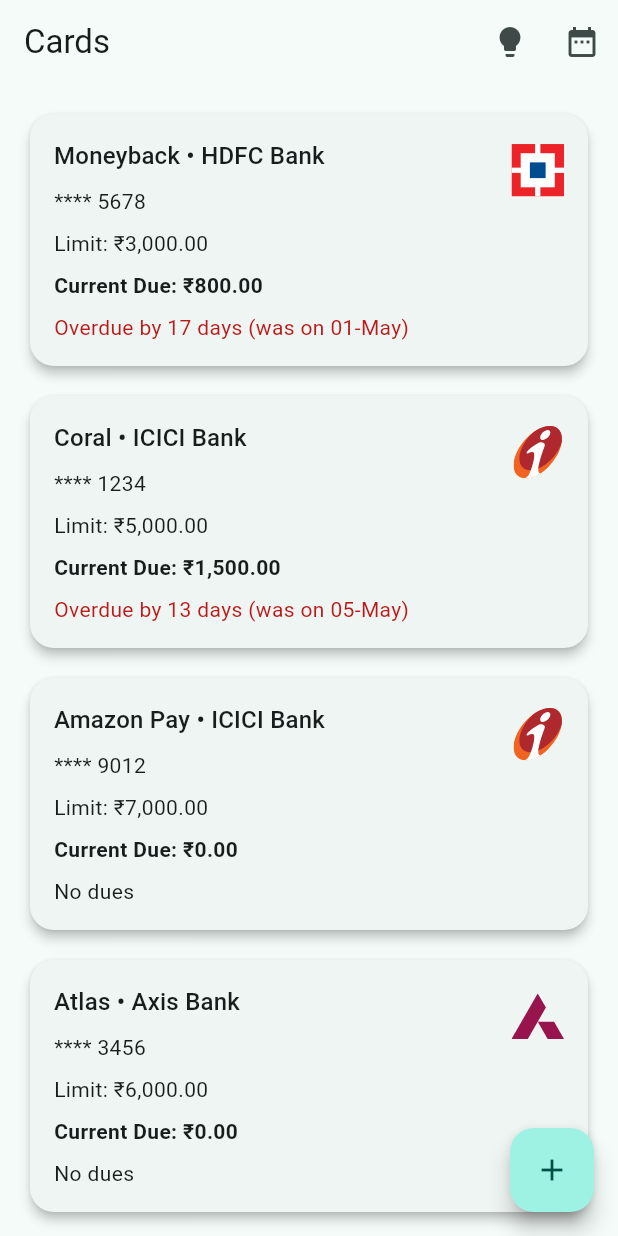
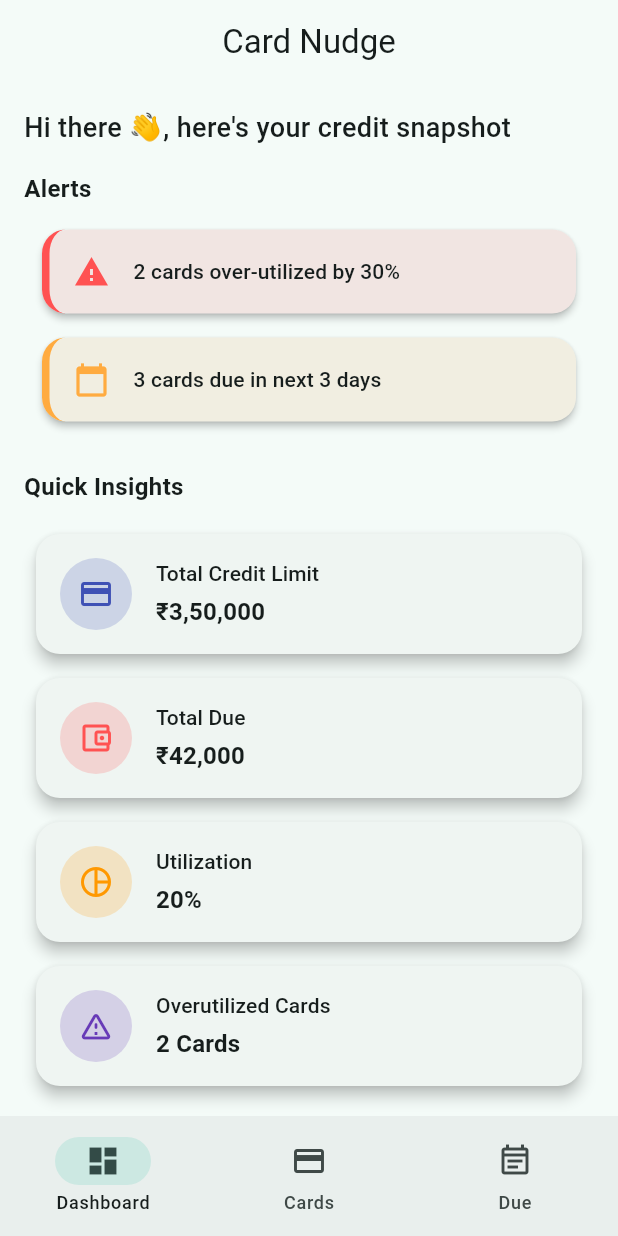
Before and after one commit to ASHWINI-GUPTA/Card-Nudge, a Flutter app: the screen it shows after launch, on a phone screen of 412 x 824 dp. Run offline on Flutter 3.47's test engine with Material 3 defaults, Android fonts, the phone set to English and light mode, and no system bars; our stand-ins replace fl_chart, flutter_local_notifications, flutter_riverpod, flutter_svg, go_router, hive and 3 more; accounts and stored records are empty.

Commit message:
✨ Implement navigation and dashboard features
- Added GoRouter for navigation between Home, Card List, and Upcoming Due screens.
- Created DashboardScreen with alerts and insights on credit cards.
- Introduced CardMockDataProvider for mock credit card data.
- Enhanced BankInfo model to include card networks.
- Refactored CreditCardTile to CreditCard for consistency.
- Added Dashboard widgets for alerts, stats, and spend overview.

```diff
--- a/lib/credit_card_app.dart
+++ b/lib/credit_card_app.dart
@@ -1,12 +1,34 @@
 import 'package:flutter/material.dart';
+import 'package:go_router/go_router.dart';
 import 'presentation/screens/card_list_screen.dart';
+import 'presentation/screens/dashboard_screen.dart';
+import 'presentation/screens/home_screen.dart';
+import 'presentation/screens/upcoming_due_screen.dart';
 
 class CreditCardApp extends StatelessWidget {
   const CreditCardApp({super.key});
 
   @override
   Widget build(BuildContext context) {
-    return MaterialApp(
+    final router = GoRouter(
+      initialLocation: '/',
+      routes: [
+        GoRoute(
+          path: '/',
+          name: 'home',
+          builder: (context, state) => const HomeScreen(),
+        ),
+        GoRoute(
+          path: '/cards',
+          builder: (context, state) => const CardListScreen(),
+        ),
+        GoRoute(
+          path: '/due',
+          builder: (context, state) => const UpcomingDueScreen(),
+        ),
+      ],
+    );
+    return MaterialApp.router(
       title: 'Card Nudge',
       theme: ThemeData(
         useMaterial3: true,
@@ -19,7 +41,9 @@ class CreditCardApp extends StatelessWidget {
         brightness: Brightness.dark,
       ),
       themeMode: ThemeMode.light,
-      home: const CardListScreen(),
+      // home: const DashboardScreen(),
+      debugShowCheckedModeBanner: false,
+      routerConfig: router,
     );
   }
 }
--- a/lib/data/hive/models/bank_info.dart
+++ b/lib/data/hive/models/bank_info.dart
@@ -3,13 +3,11 @@ class BankInfo {
   final String? code;
   final String? logoPath;
   final List<String>? cardNetworks;
-  final String? displayColorHex;
 
   const BankInfo({
     required this.name,
     this.code,
     this.logoPath,
     this.cardNetworks,
-    this.displayColorHex,
   });
 }
--- a/lib/main.dart
+++ b/lib/main.dart
@@ -5,6 +5,8 @@ import 'credit_card_app.dart';
 import 'data/hive/models/credit_card_model.dart';
 import 'data/hive/models/reminder_model.dart';
 import 'notification_service.dart';
+import 'presentation/providers/card_mock_data_provider.dart';
+import 'presentation/screens/dashboard_screen.dart';
 
 void main() async {
   WidgetsFlutterBinding.ensureInitialized();
@@ -19,46 +21,7 @@ void main() async {
   final creditCardBox = Hive.box<CreditCardModel>('credit_cards');
 
   if (creditCardBox.isEmpty) {
-    creditCardBox.addAll([
-      CreditCardModel(
-        cardName: 'Coral',
-        bankName: 'ICICI Bank',
-        last4Digits: '1234',
-        billingDate: DateTime(2025, 4, 15),
-        dueDate: DateTime(2025, 5, 5),
-        limit: 5000.0,
-        currentDueAmount: 1500.0,
-        lastPaidDate: DateTime(2025, 4, 5),
-      ),
-      CreditCardModel(
-        cardName: 'Moneyback',
-        bankName: 'HDFC Bank',
-        last4Digits: '5678',
-        billingDate: DateTime(2025, 4, 10),
-        dueDate: DateTime(2025, 5, 1),
-        limit: 3000.0,
-        currentDueAmount: 800.0,
-        lastPaidDate: DateTime(2025, 4, 1),
-      ),
-      CreditCardModel(
-        cardName: 'Amazon Pay',
-        bankName: 'ICICI Bank',
-        last4Digits: '9012',
-        billingDate: DateTime(2025, 5, 20),
-        dueDate: DateTime(2025, 6, 10),
-        limit: 7000.0,
-        currentDueAmount: 0,
-      ),
-      CreditCardModel(
-        cardName: 'Atlas',
-        bankName: 'Axis Bank',
-        last4Digits: '3456',
-        billingDate: DateTime(2025, 5, 25),
-        dueDate: DateTime(2025, 6, 15),
-        limit: 6000.0,
-        currentDueAmount: 0,
-      ),
-    ]);
+    creditCardBox.addAll(CardMockDataProvider.getMockCreditCards());
   }
 
   runApp(const ProviderScope(child: CreditCardApp()));
--- a/lib/presentation/screens/card_list_screen.dart
+++ b/lib/presentation/screens/card_list_screen.dart
@@ -46,7 +46,7 @@ class CardListScreen extends ConsumerWidget {
                 separatorBuilder: (_, __) => const SizedBox(height: 12),
                 itemBuilder: (context, index) {
                   final card = cards[index];
-                  return CreditCardTile(card: card);
+                  return CreditCard(card: card);
                 },
               ),
       floatingActionButton: FloatingActionButton(
--- /dev/null
+++ b/lib/presentation/screens/dashboard_screen.dart
@@ -0,0 +1,99 @@
+import 'package:flutter/material.dart';
+
+import '../widgets/dashboard_alert_card.dart';
+import '../widgets/dashboard_card.dart';
+import '../widgets/dashboard_month_widget.dart';
+import '../widgets/spend_chart_widget.dart';
+
+class DashboardScreen extends StatelessWidget {
+  const DashboardScreen({super.key});
+
+  @override
+  Widget build(BuildContext context) {
+    return Scaffold(
+      appBar: AppBar(title: const Text('Card Nudge'), centerTitle: true),
+      body: ListView(
+        padding: const EdgeInsets.all(16),
+        children: [
+          const Text(
+            'Hi there 👋, here\'s your credit snapshot',
+            style: TextStyle(fontSize: 18, fontWeight: FontWeight.w500),
+          ),
+          const SizedBox(height: 16),
+          // Alerts
+          const Text(
+            'Alerts',
+            style: TextStyle(fontSize: 16, fontWeight: FontWeight.bold),
+          ),
+          const SizedBox(height: 8),
+          Column(
+            children: [
+              DashboardAlertCard(
+                text: '2 cards over-utilized by 30%',
+                icon: Icons.warning,
+                color: Colors.redAccent,
+              ),
+              DashboardAlertCard(
+                text: '3 cards due in next 3 days',
+                icon: Icons.calendar_today,
+                color: Colors.orangeAccent,
+              ),
+            ],
+          ),
+          const SizedBox(height: 24),
+          // Top Stats
+          const Text(
+            'Quick Insights',
+            style: TextStyle(fontSize: 16, fontWeight: FontWeight.bold),
+          ),
+          const SizedBox(height: 12),
+          Column(
+            children: [
+              DashboardCard(
+                title: 'Total Credit Limit',
+                value: '₹3,50,000',
+                icon: Icons.credit_card,
+                color: Colors.indigo,
+              ),
+              DashboardCard(
+                title: 'Total Due',
+                value: '₹42,000',
+                icon: Icons.account_balance_wallet_outlined,
+                color: Colors.redAccent,
+              ),
+              DashboardCard(
+                title: 'Utilization',
+                value: '20%',
+                icon: Icons.pie_chart_outline,
+                color: Colors.orange,
+              ),
+              DashboardCard(
+                title: 'Overutilized Cards',
+                value: '2 Cards',
+                icon: Icons.warning_amber_rounded,
+                color: Colors.deepPurple,
+              ),
+            ],
+          ),
+          const SizedBox(height: 24),
+          // Spend Chart
+          const Text(
+            'Spend Chart',
+            style: TextStyle(fontSize: 16, fontWeight: FontWeight.bold),
+          ),
+          const SizedBox(height: 12),
+          const SpendChartWidget(),
+          const SizedBox(height: 24),
+          // Monthly Overview
+          const Text(
+            'Monthly Overview',
+            style: TextStyle(fontSize: 16, fontWeight: FontWeight.bold),
+          ),
+          const SizedBox(height: 12),
+          DashboardMonthWidget(),
+          const SizedBox(height: 24),
+        ],
+      ),
+    );
+  }
+}
--- /dev/null
+++ b/lib/presentation/screens/home_screen.dart
@@ -0,0 +1,52 @@
+import 'package:card_nudge/presentation/screens/upcoming_due_screen.dart';
+import 'package:flutter/material.dart';
+import 'dashboard_screen.dart';
+import 'card_list_screen.dart';
+
+class HomeScreen extends StatefulWidget {
+  const HomeScreen({super.key});
+
+  @override
+  State<HomeScreen> createState() => _HomeScreenState();
+}
+
+class _HomeScreenState extends State<HomeScreen> {
+  int _selectedIndex = 0;
+
+  final List<Widget> _screens = [
+    const DashboardScreen(),
+    const CardListScreen(),
+    const UpcomingDueScreen(),
+  ];
+
+  final List<NavigationDestination> _destinations = const [
+    NavigationDestination(
+      icon: Icon(Icons.dashboard_outlined),
+      selectedIcon: Icon(Icons.dashboard),
+      label: 'Dashboard',
+    ),
+    NavigationDestination(
+      icon: Icon(Icons.credit_card_outlined),
+      selectedIcon: Icon(Icons.credit_card),
+      label: 'Cards',
+    ),
+    NavigationDestination(
+      icon: Icon(Icons.event_note_outlined),
+      selectedIcon: Icon(Icons.event_note),
+      label: 'Due',
+    ),
+  ];
+
+  @override
+  Widget build(BuildContext context) {
+    return Scaffold(
+      body: IndexedStack(index: _selectedIndex, children: _screens),
+      bottomNavigationBar: NavigationBar(
+        selectedIndex: _selectedIndex,
+        destinations: _destinations,
+        onDestinationSelected:
+            (index) => setState(() => _selectedIndex = index),
+      ),
+    );
+  }
+}
--- a/lib/presentation/widgets/credit_card_tile.dart
+++ b/lib/presentation/widgets/credit_card_tile.dart
@@ -7,9 +7,9 @@ import '../../data/hive/models/credit_card_model.dart';
 import '../providers/credit_card_provider.dart';
 import '../screens/add_card_screen.dart';
 
-class CreditCardTile extends ConsumerWidget {
+class CreditCard extends ConsumerWidget {
   final CreditCardModel card;
-  const CreditCardTile({super.key, required this.card});
+  const CreditCard({super.key, required this.card});
 
   String _formatCurrency(double amount) {
     final format = NumberFormat.currency(locale: 'en_IN', symbol: '₹');
--- /dev/null
+++ b/lib/presentation/widgets/dashboard_alert_card.dart
@@ -0,0 +1,38 @@
+import 'package:flutter/material.dart';
+
+class DashboardAlertCard extends StatelessWidget {
+  final String text;
+  final IconData icon;
+  final Color color;
+
+  const DashboardAlertCard({
+    super.key,
+    required this.text,
+    required this.icon,
+    required this.color,
+  });
+
+  @override
+  Widget build(BuildContext context) {
+    final theme = Theme.of(context);
+
+    return Card(
+      elevation: 2,
+      margin: const EdgeInsets.symmetric(vertical: 8, horizontal: 12),
+      shape: RoundedRectangleBorder(borderRadius: BorderRadius.circular(16)),
+      child: Container(
+        decoration: BoxDecoration(
+          color: color.withAlpha(25), // Soft background
+          borderRadius: BorderRadius.circular(16),
+          border: Border(
+            left: BorderSide(color: color, width: 5), // Accent line on the left
+          ),
+        ),
+        child: ListTile(
+          leading: Icon(icon, color: color),
+          title: Text(text, style: theme.textTheme.labelLarge),
+        ),
+      ),
+    );
+  }
+}
--- /dev/null
+++ b/lib/presentation/widgets/dashboard_card.dart
@@ -0,0 +1,55 @@
+import 'package:flutter/material.dart';
+
+class DashboardCard extends StatelessWidget {
+  final String title;
+  final String value;
+  final IconData icon;
+  final Color color;
+
+  const DashboardCard({
+    super.key,
+    required this.title,
+    required this.value,
+    required this.icon,
+    required this.color,
+  });
+
+  @override
+  Widget build(BuildContext context) {
+    final theme = Theme.of(context);
+
+    return Card(
+      shape: RoundedRectangleBorder(borderRadius: BorderRadius.circular(16)),
+      elevation: 4,
+      margin: const EdgeInsets.symmetric(vertical: 8, horizontal: 8),
+      child: Padding(
+        padding: const EdgeInsets.all(16.0),
+        child: Row(
+          children: [
+            CircleAvatar(
+              radius: 24,
+              backgroundColor: color.withAlpha((255 * 0.2).toInt()),
+              child: Icon(icon, color: color, size: 24),
+            ),
+            const SizedBox(width: 16),
+            Expanded(
+              child: Column(
+                crossAxisAlignment: CrossAxisAlignment.start,
+                children: [
+                  Text(title, style: theme.textTheme.labelLarge),
+                  const SizedBox(height: 4),
+                  Text(
+                    value,
+                    style: theme.textTheme.titleMedium?.copyWith(
+                      fontWeight: FontWeight.bold,
+                    ),
+                  ),
+                ],
+              ),
+            ),
+          ],
+        ),
+      ),
+    );
+  }
+}
--- a/pubspec.yaml
+++ b/pubspec.yaml
@@ -54,6 +54,8 @@ dependencies:
   flutter_hooks: ^0.21.2
   hooks_riverpod: ^2.4.0
   flutter_svg: ^2.1.0
+  go_router: ^15.1.2
+  fl_chart: ^1.0.0
 
 dev_dependencies:
   # The "flutter_lints" package below contains a set of recommended lints to
```
Also changed, not shown: lib/presentation/providers/bank_info_provider.dart (+73 -12 lines), lib/presentation/providers/card_mock_data_provider.dart (added, +100 -0 lines), lib/presentation/widgets/dashboard_month_widget.dart (added, +85 -0 lines), lib/presentation/widgets/spend_chart_widget.dart (added, +124 -0 lines), pubspec.lock.
